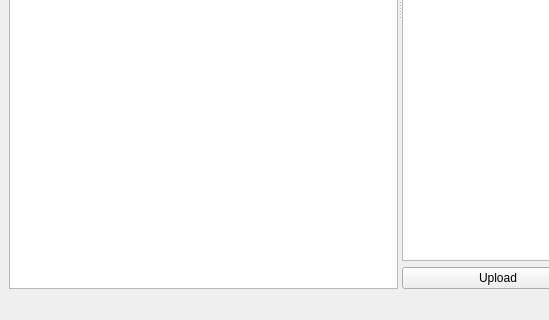
First picture: the form in ui/mainwindow.ui, repository z-huang/Tickscribe, before the edit; both pictures show x 0 to 549 and y 280 to 600 of the 800 by 600 pixel window.
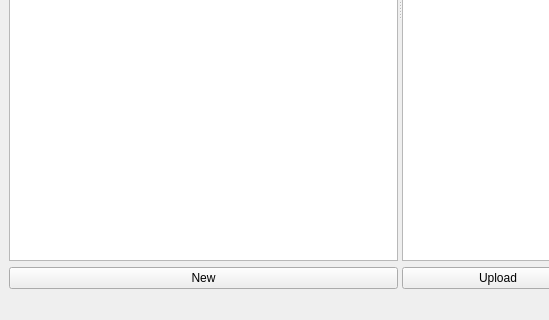
Second picture: the form after the edit.

Commit message: feat: add "new" button in UI

What changed in the file:
```diff
--- a/ui/mainwindow.ui
+++ b/ui/mainwindow.ui
@@ -20,7 +20,32 @@
       <property name="orientation">
        <enum>Qt::Orientation::Horizontal</enum>
       </property>
-      <widget class="QListWidget" name="chatList"/>
+                        <widget class="QWidget" name="leftPane" native="true">
+                            <layout class="QVBoxLayout" name="verticalLayout">
+                                <property name="leftMargin">
+                                    <number>0</number>
+                                </property>
+                                <property name="topMargin">
+                                    <number>0</number>
+                                </property>
+                                <property name="rightMargin">
+                                    <number>0</number>
+                                </property>
+                                <property name="bottomMargin">
+                                    <number>0</number>
+                                </property>
+                                <item>
+                                    <widget class="QListWidget" name="chatList" />
+                                </item>
+                                <item>
+                                    <widget class="QPushButton" name="newChatButton">
+                                        <property name="text">
+                                            <string>New</string>
+                                        </property>
+                                    </widget>
+                                </item>
+                            </layout>
+                        </widget>
       <widget class="QWidget" name="rightPane" native="true">
        <layout class="QVBoxLayout" name="verticalLayout">
         <property name="leftMargin">
```
Left out of the diff: 10 changed lines with no effect on the pictures. Lines whose indentation alone changed are shown as unchanged.
